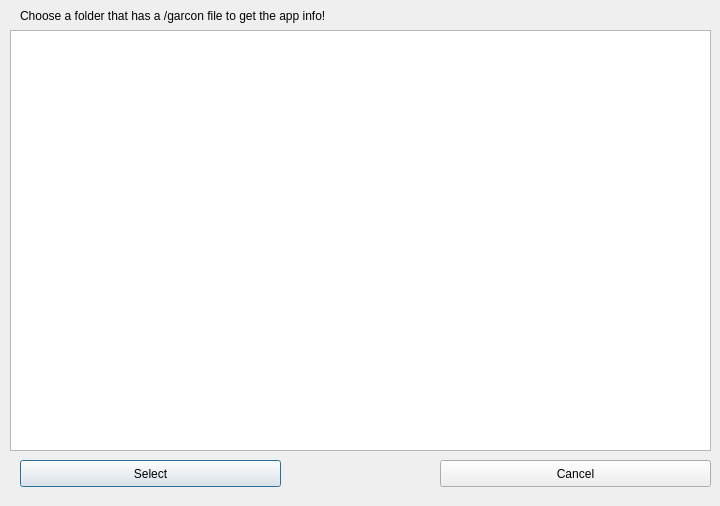
First picture: the form in VRMenu/VR_GUI/GUI/VRMenu/dialog.ui, repository ktgilgen/garcon, before the edit.
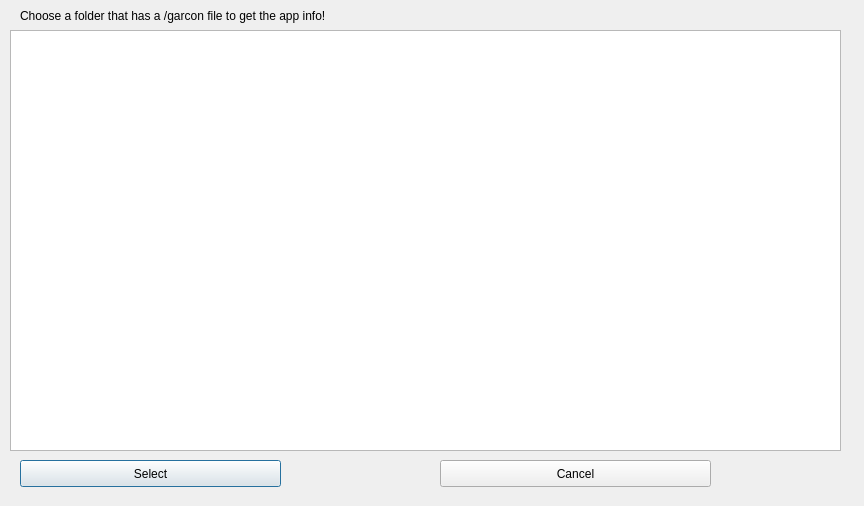
Second picture: the form after the edit.

The edit to the form file:
```diff
--- a/VRMenu/VR_GUI/GUI/VRMenu/dialog.ui
+++ b/VRMenu/VR_GUI/GUI/VRMenu/dialog.ui
@@ -6,7 +6,7 @@
    <rect>
     <x>0</x>
     <y>0</y>
-    <width>720</width>
+    <width>864</width>
     <height>506</height>
    </rect>
   </property>
@@ -18,7 +18,7 @@
     <rect>
      <x>10</x>
      <y>30</y>
-     <width>701</width>
+     <width>831</width>
      <height>421</height>
     </rect>
    </property>
```
